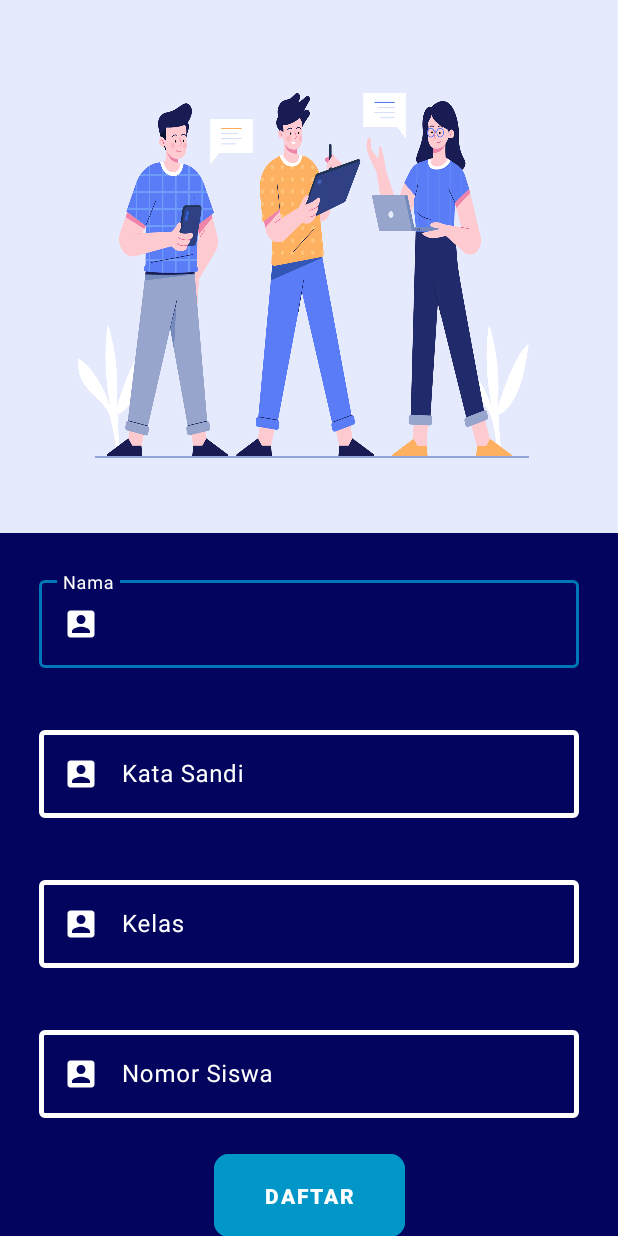
After one commit to CloakerAlpha/fixitdemosmada, an Android app: the layout activity_register.xml on its own in the app's theme, with its tools: preview values and no code run, on a phone screen of 412 x 824 dp. The commit adds this screen. Run offline under Robolectric (Android 15) with nearby library versions, the phone set to English and light mode, and no system bars; Roboto replaces fonts that are not available here.

Commit message:
4th Commit - Still no interaction, only register button for navigating to register page - Redundant labels, hardcoded str, etc - Still Working on register act

```diff
--- a/app/build.gradle
+++ b/app/build.gradle
@@ -11,7 +11,7 @@ android {
 
     defaultConfig {
         applicationId "com.example.fixitkuv1"
-        minSdk 21
+        minSdk 24
         targetSdk 32
         versionCode 1
         versionName "1.0"
--- a/app/src/main/AndroidManifest.xml
+++ b/app/src/main/AndroidManifest.xml
@@ -30,6 +30,11 @@
             android:exported="true">
         </activity>
         <activity
+            android:windowSoftInputMode="adjustResize"
+            android:name="com.example.fixitkuv1.RegisterAct"
+            android:exported="true">
+        </activity>
+        <activity
             android:name="com.example.fixitkuv1.MainActivity"
             android:exported="true">
         </activity>
--- a/app/src/main/java/com/example/fixitkuv1/LoginAct.kt
+++ b/app/src/main/java/com/example/fixitkuv1/LoginAct.kt
@@ -1,5 +1,6 @@
 package com.example.fixitkuv1
 
+import android.content.Intent
 import android.os.Bundle
 import androidx.appcompat.app.AppCompatActivity
 import androidx.core.view.WindowCompat
@@ -16,6 +17,11 @@ class LoginAct: AppCompatActivity() {
         binding = ActivityLoginBinding.inflate(layoutInflater)
         setContentView(binding.root)
 
+        binding.btnRegister.setOnClickListener {
+            val goToRegisterPage = Intent(this@LoginAct, RegisterAct::class.java)
+            startActivity(goToRegisterPage)
+        }
+
     }
 
 }
--- a/app/src/main/java/com/example/fixitkuv1/RegisterAct.kt
+++ b/app/src/main/java/com/example/fixitkuv1/RegisterAct.kt
@@ -1,4 +1,22 @@
 package com.example.fixitkuv1
 
-class RegisterAct {
+import android.content.Intent
+import android.os.Bundle
+import androidx.appcompat.app.AppCompatActivity
+import com.example.fixitkuv1.databinding.ActivityLoginBinding
+import com.example.fixitkuv1.databinding.ActivityRegisterBinding
+
+class RegisterAct: AppCompatActivity() {
+
+    private lateinit var binding: ActivityRegisterBinding
+
+    override fun onCreate(savedInstanceState: Bundle?){
+        super.onCreate(savedInstanceState)
+
+        binding = ActivityRegisterBinding.inflate(layoutInflater)
+        setContentView(binding.root)
+
+
+
+    }
 }
--- a/app/src/main/res/drawable/logoborderline_login.xml
+++ b/app/src/main/res/drawable/logoborderline_login.xml
@@ -1,9 +1,6 @@
 <?xml version="1.0" encoding="utf-8"?>
 <shape xmlns:android="http://schemas.android.com/apk/res/android">
-    <stroke
-        android:color="@color/black"
-        android:width="3dp">
-    </stroke>
+
     <solid
         android:color="#50FFFFFF">
     </solid>
--- a/app/src/main/res/layout/activity_login.xml
+++ b/app/src/main/res/layout/activity_login.xml
@@ -4,17 +4,16 @@
     xmlns:tools="http://schemas.android.com/tools"
     android:layout_width="match_parent"
     android:layout_height="match_parent"
-    android:background="#023e8a">
+    android:background="@color/accent1">
 
     <androidx.core.widget.NestedScrollView
-        android:fillViewport="true"
-        android:fitsSystemWindows="true"
         android:layout_width="match_parent"
         android:layout_height="match_parent"
         android:layout_alignParentTop="true"
         android:background="@drawable/loginbackground_layer"
         android:backgroundTint="#61FFFFFF"
-        android:backgroundTintMode="multiply">
+        android:backgroundTintMode="multiply"
+        android:fitsSystemWindows="true">
 
         <LinearLayout
             android:layout_width="match_parent"
--- /dev/null
+++ b/app/src/main/res/layout/activity_register.xml
@@ -0,0 +1,178 @@
+<?xml version="1.0" encoding="utf-8"?>
+<RelativeLayout xmlns:android="http://schemas.android.com/apk/res/android"
+    xmlns:app="http://schemas.android.com/apk/res-auto"
+    xmlns:tools="http://schemas.android.com/tools"
+    android:layout_width="match_parent"
+    android:layout_height="match_parent"
+    android:background="@color/accent1">
+
+    <androidx.core.widget.NestedScrollView
+        android:layout_width="match_parent"
+        android:layout_height="match_parent"
+        android:fillViewport="true">
+
+        <LinearLayout
+            android:layout_width="match_parent"
+            android:layout_height="wrap_content"
+            android:orientation="vertical">
+
+            <androidx.constraintlayout.widget.ConstraintLayout
+                android:layout_width="match_parent"
+                android:layout_height="match_parent">
+
+                <Button
+                    android:id="@+id/button"
+                    android:layout_width="127dp"
+                    android:layout_height="63dp"
+                    android:layout_gravity="center"
+                    android:layout_margin="10dp"
+                    android:backgroundTint="@color/accent4"
+                    android:letterSpacing="0.1"
+                    android:text="DAFTAR"
+                    android:textColor="@color/white"
+                    android:textStyle="bold"
+                    app:cornerRadius="10dp"
+                    app:layout_constraintBottom_toBottomOf="parent"
+                    app:layout_constraintEnd_toEndOf="parent"
+                    app:layout_constraintStart_toStartOf="parent"
+                    app:layout_constraintTop_toBottomOf="@+id/linearLayout3" />
+
+                <LinearLayout
+                    android:id="@+id/linearLayout3"
+                    android:layout_width="match_parent"
+                    android:layout_height="wrap_content"
+                    android:orientation="vertical"
+                    app:layout_constraintEnd_toEndOf="parent"
+                    app:layout_constraintStart_toStartOf="parent"
+                    app:layout_constraintTop_toTopOf="parent">
+
+                    <ImageView
+                        android:id="@+id/imageView"
+                        android:layout_width="match_parent"
+                        android:layout_height="355dp"
+                        android:scaleType="fitXY"
+                        app:srcCompat="@drawable/gambar_coverregister" />
+
+                    <com.google.android.material.textfield.TextInputLayout
+                        android:id="@+id/et_reg_username"
+                        android:layout_width="match_parent"
+                        android:layout_height="wrap_content"
+                        android:layout_marginStart="16dp"
+                        android:layout_marginTop="16dp"
+                        android:layout_marginEnd="16dp"
+                        android:hint="@string/hintUsernameTF"
+                        android:padding="10dp"
+                        android:textColorHint="@color/white"
+                        app:boxStrokeColor="@color/accent3"
+                        app:boxStrokeWidth="3dp"
+                        app:hintTextColor="@color/white">
+
+                        <com.google.android.material.textfield.TextInputEditText
+                            android:id="@+id/eti_reg_username"
+                            android:layout_width="match_parent"
+                            android:layout_height="wrap_content"
+                            android:drawableLeft="@drawable/ic_baseline_account_box_24"
+                            android:drawablePadding="15dp"
+                            android:textColor="@color/accent8"
+                            android:textColorHighlight="@color/white"
+                            android:textColorHint="#FFFFFF"
+                            android:textColorLink="#F8F8F8"
+                            android:textStyle="normal"
+                            tools:text="@tools:sample/first_names" />
+                    </com.google.android.material.textfield.TextInputLayout>
+
+                    <com.google.android.material.textfield.TextInputLayout
+                        android:id="@+id/et_reg_password"
+                        android:layout_width="match_parent"
+                        android:layout_height="wrap_content"
+                        android:layout_marginStart="16dp"
+                        android:layout_marginTop="16dp"
+                        android:layout_marginEnd="16dp"
+                        android:hint="@string/hintPasswordTF"
+                        android:padding="10dp"
+                        android:textColorHint="@color/white"
+                        app:boxStrokeColor="@color/accent3"
+                        app:boxStrokeWidth="3dp"
+                        app:hintTextColor="@color/white">
+
+                        <com.google.android.material.textfield.TextInputEditText
+                            android:id="@+id/eti_reg_password"
+                            android:layout_width="match_parent"
+                            android:layout_height="wrap_content"
+                            android:drawableLeft="@drawable/ic_baseline_account_box_24"
+                            android:drawablePadding="15dp"
+                            android:inputType="textPassword"
+                            android:textColor="@color/accent8"
+                            android:textColorHighlight="@color/white"
+                            android:textColorHint="#FFFFFF"
+                            android:textColorLink="#F8F8F8"
+                            android:textStyle="normal"
+                            tools:text="@tools:sample/first_names" />
+
+                    </com.google.android.material.textfield.TextInputLayout>
+
+                    <com.google.android.material.textfield.TextInputLayout
+                        android:id="@+id/et_reg_class"
+                        android:layout_width="match_parent"
+                        android:layout_height="wrap_content"
+                        android:layout_marginStart="16dp"
+                        android:layout_marginTop="16dp"
+                        android:layout_marginEnd="16dp"
+                        android:hint="@string/hintKelasTF"
+                        android:padding="10dp"
+                        android:textColorHint="@color/white"
+                        app:boxStrokeColor="@color/accent3"
+                        app:boxStrokeWidth="3dp"
+                        app:hintTextColor="@color/white">
+
+                        <com.google.android.material.textfield.TextInputEditText
+                            android:id="@+id/eti_reg_class"
+                            android:layout_width="match_parent"
+                            android:layout_height="wrap_content"
+                            android:drawableLeft="@drawable/ic_baseline_account_box_24"
+                            android:drawablePadding="15dp"
+                            android:textColor="@color/accent8"
+                            android:textColorHighlight="@color/white"
+                            android:textColorHint="#FFFFFF"
+                            android:textColorLink="#F8F8F8"
+                            android:textStyle="normal"
+                            tools:text="@tools:sample/first_names" />
+                    </com.google.android.material.textfield.TextInputLayout>
+
+                    <com.google.android.material.textfield.TextInputLayout
+                        android:id="@+id/et_reg_nis"
+                        android:layout_width="match_parent"
+                        android:layout_height="wrap_content"
+                        android:layout_marginStart="16dp"
+                        android:layout_marginTop="16dp"
+                        android:layout_marginEnd="16dp"
+                        android:hint="@string/hintNomorSiswaTF"
+                        android:padding="10dp"
+                        android:textColorHint="@color/white"
+                        app:boxStrokeColor="@color/accent3"
+                        app:boxStrokeWidth="3dp"
+                        app:hintTextColor="@color/white">
+
+                        <com.google.android.material.textfield.TextInputEditText
+                            android:id="@+id/eti_reg_nis"
+                            android:layout_width="match_parent"
+                            android:layout_height="wrap_content"
+                            android:drawableLeft="@drawable/ic_baseline_account_box_24"
+                            android:drawablePadding="15dp"
+                            android:inputType="number"
+                            android:textColor="@color/accent8"
+                            android:textColorHighlight="@color/white"
+                            android:textColorHint="#FFFFFF"
+                            android:textColorLink="#F8F8F8"
+                            android:textStyle="normal"
+                            tools:text="@tools:sample/us_zipcodes" />
+
+                    </com.google.android.material.textfield.TextInputLayout>
+
+                </LinearLayout>
+
+            </androidx.constraintlayout.widget.ConstraintLayout>
+        </LinearLayout>
+    </androidx.core.widget.NestedScrollView>
+
+</RelativeLayout>
--- a/app/src/main/res/values/strings.xml
+++ b/app/src/main/res/values/strings.xml
@@ -4,6 +4,8 @@
     <!-- Strings used for fragments for navigation -->
     <string name="next">Next</string>
     <string name="previous">Previous</string>
-    <string name="hintUsernameTF">Username</string>
-    <string name="hintPasswordTF">Password</string>
+    <string name="hintUsernameTF">Nama</string>
+    <string name="hintPasswordTF">Kata Sandi</string>
+    <string name="hintKelasTF">Kelas</string>
+    <string name="hintNomorSiswaTF">Nomor Siswa</string>
 </resources>
```
Also changed, not shown: app/src/main/res/drawable/gambar_coverregister.jpg (added).
